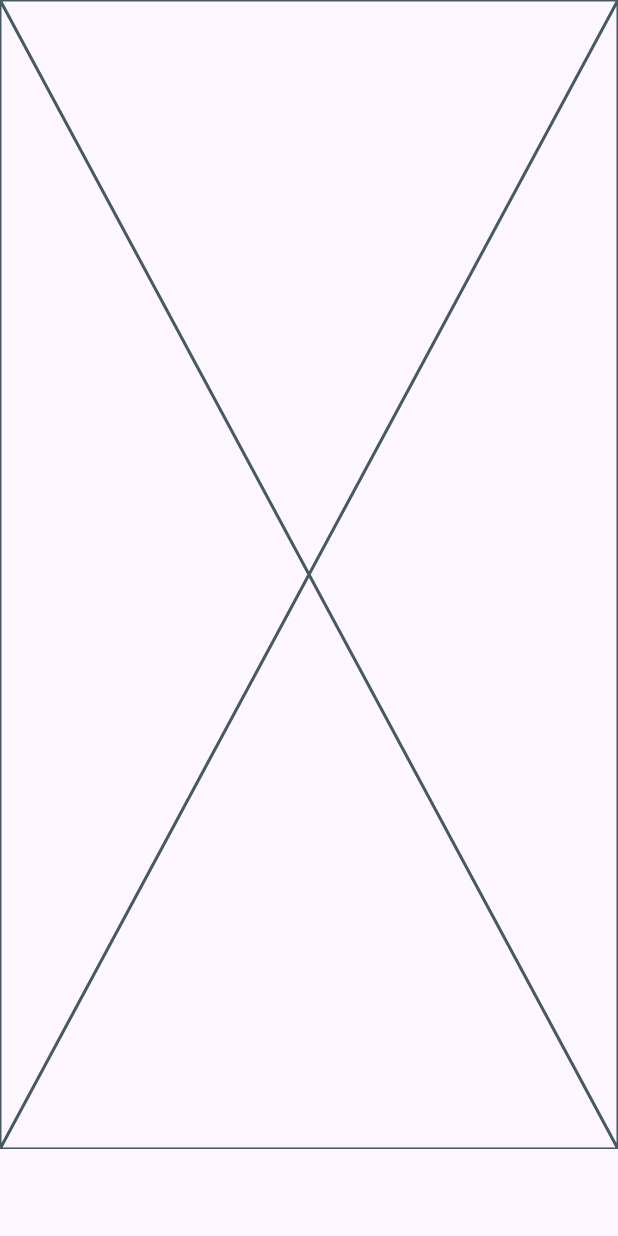
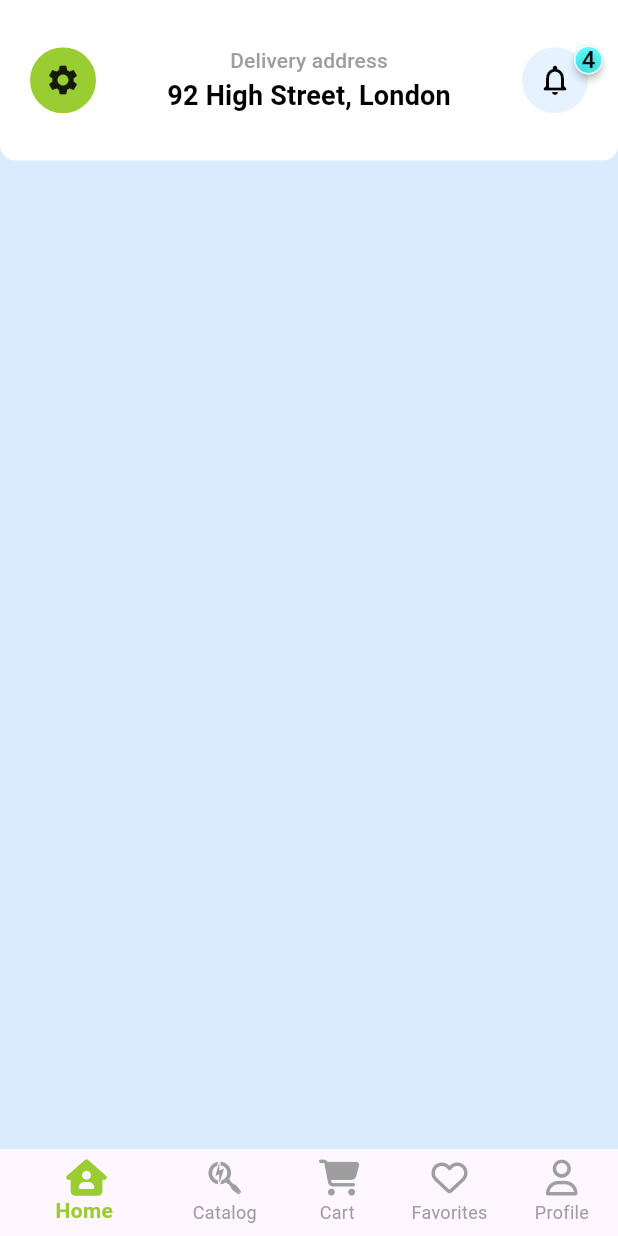
Before and after one commit to DevAdedoyin/gadget_store, a Flutter app: the screen it shows after launch, on a phone screen of 412 x 824 dp. Run offline on Flutter 3.47's test engine with Material 3 defaults, Android fonts, the phone set to English and light mode, and no system bars; drawn by our look-alikes of badges; our stand-ins replace flutter_riverpod, font_awesome_flutter, go_router, google_fonts; Roboto replaces fonts that are missing (Poppins).

Commit message:
Dashboard bottom nav and theming completed

```diff
--- a/lib/constants/colors.dart
+++ b/lib/constants/colors.dart
@@ -2,6 +2,10 @@ import 'package:flutter/material.dart';
 
 class AppColors {
   static Color primaryColor = Colors.black;
+  static Color greyColor = Colors.grey;
   static Color secondaryColor = const Color.fromRGBO(204, 229, 255, 0.5);
-  static Color tertiaryColor = const Color.fromRGBO(153, 255, 51, 0.7);
+  static Color tertiaryColor = const Color.fromRGBO(154, 205, 50, 1);
+   static Color metaIconColor =  const Color.fromRGBO(0, 255, 255, 0.6);
+  static Color cambridgeBlue =  const Color.fromRGBO(163, 193, 173, 1);
+  //
 }
--- a/lib/constants/gap_sizes.dart
+++ b/lib/constants/gap_sizes.dart
@@ -1,9 +1,9 @@
 class GapSizes {
-  static const smallestGap = 5;
-  static const smallerGap = 10;
-  static const smallGap = 15;
-  static const mediumGap = 20;
-  static const bigGap = 25;
-  static const biggerGap = 30;
-  static const biggestGap = 35;
+  static const smallestGap = 5.0;
+  static const smallerGap = 10.0;
+  static const smallGap = 15.0;
+  static const mediumGap = 20.0;
+  static const bigGap = 25.0;
+  static const biggerGap = 30.0;
+  static const biggestGap = 35.0;
 }
--- a/lib/main.dart
+++ b/lib/main.dart
@@ -4,13 +4,14 @@ import 'package:flutter_riverpod/flutter_riverpod.dart';
 import 'package:gadget_store/routing/go_router_provider.dart';
 import 'package:gadget_store/screens/dashboard/dashboard_screen.dart';
 import 'package:gadget_store/screens/splash_screen.dart';
+import 'package:gadget_store/themes/theme.dart';
 
 void main() {
+  WidgetsFlutterBinding.ensureInitialized();
+
   SystemChrome.setPreferredOrientations([
     DeviceOrientation.portraitUp,
   ]);
-
-  WidgetsFlutterBinding.ensureInitialized();
 
   runApp(const ProviderScope(child: GadgetStoreApp()));
 }
@@ -23,15 +24,11 @@ class GadgetStoreApp extends StatelessWidget {
   Widget build(BuildContext context) {
     return MaterialApp.router(
       title: 'Gadget Store',
-      theme: ThemeData(
-        colorScheme: ColorScheme.fromSeed(seedColor: Colors.deepPurple),
-        useMaterial3: true,
-      ),
       routeInformationParser: goRouter.routeInformationParser,
       routeInformationProvider: goRouter.routeInformationProvider,
       routerDelegate: goRouter.routerDelegate,
       debugShowCheckedModeBanner: false,
-
+      theme: AppTheme.lightTheme,
     );
   }
 }
--- a/lib/screens/dashboard/dashboard_screen.dart
+++ b/lib/screens/dashboard/dashboard_screen.dart
@@ -2,11 +2,12 @@ import 'package:flutter/cupertino.dart';
 import 'package:flutter/material.dart';
 import 'package:flutter_riverpod/flutter_riverpod.dart';
 import 'package:font_awesome_flutter/font_awesome_flutter.dart';
+import 'package:gadget_store/constants/colors.dart';
 import 'package:gadget_store/repository/bottom_tab_repo.dart';
 import 'package:gadget_store/screens/dashboard/dashboard_tabs/cart.dart';
 import 'package:gadget_store/screens/dashboard/dashboard_tabs/catalog.dart';
 import 'package:gadget_store/screens/dashboard/dashboard_tabs/favorites.dart';
-import 'package:gadget_store/screens/dashboard/dashboard_tabs/home_tab.dart';
+import 'package:gadget_store/screens/dashboard/dashboard_tabs/home_tab/home_tab.dart';
 import 'package:gadget_store/screens/dashboard/dashboard_tabs/profile.dart';
 
 class DashboardScreen extends ConsumerStatefulWidget {
@@ -17,8 +18,7 @@ class DashboardScreen extends ConsumerStatefulWidget {
 }
 
 class _DashboardScreenState extends ConsumerState<DashboardScreen> {
-
-   final List<Widget> dashboardTabs = const [
+  final List<Widget> dashboardTabs = const [
     HomeTab(),
     CatalogTab(),
     CartTab(),
@@ -28,16 +28,30 @@ class _DashboardScreenState extends ConsumerState<DashboardScreen> {
 
   @override
   Widget build(BuildContext context) {
-
     final bottomNavTab = ref.watch(tabIndex);
+    TextTheme textTheme = Theme.of(context).textTheme;
 
     return Scaffold(
       body: dashboardTabs[bottomNavTab],
       bottomNavigationBar: BottomNavigationBar(
+        onTap: (index) {
+          ref.read(tabIndex.notifier).state = index;
+        },
+        currentIndex: bottomNavTab,
+        selectedIconTheme: IconThemeData(color: AppColors.tertiaryColor),
+        unselectedIconTheme: IconThemeData(color: AppColors.greyColor),
+        showUnselectedLabels: true,
+        showSelectedLabels: true,
+        selectedItemColor:  AppColors.tertiaryColor,
+        unselectedItemColor: AppColors.greyColor,
+        elevation: 0,
+        selectedLabelStyle: const TextStyle(color: Colors.black, fontWeight: FontWeight.bold),
+        unselectedLabelStyle: TextStyle(color: AppColors.greyColor),
         items: const [
           BottomNavigationBarItem(
             icon: Icon(FontAwesomeIcons.houseUser),
             label: "Home",
+
           ),
           BottomNavigationBarItem(
             icon: Icon(FontAwesomeIcons.searchengin),
--- a/lib/screens/dashboard/dashboard_tabs/home_tab.dart
+++ b/lib/screens/dashboard/dashboard_tabs/home_tab/home_tab.dart
@@ -1,5 +1,7 @@
 import 'package:flutter/cupertino.dart';
+import 'package:flutter/material.dart';
 import 'package:flutter_riverpod/flutter_riverpod.dart';
+import 'package:gadget_store/screens/dashboard/dashboard_tabs/home_tab/home_tab_upper_sector.dart';
 
 class HomeTab extends ConsumerStatefulWidget {
   const HomeTab({super.key});
@@ -11,6 +13,10 @@ class HomeTab extends ConsumerStatefulWidget {
 class _CartTabState extends ConsumerState<HomeTab> {
   @override
   Widget build(BuildContext context) {
-    return const Placeholder();
+    return  const Scaffold(
+      body: SingleChildScrollView(child: Column(children: [
+        HomeTabTop()
+      ],),),
+    );
   }
 }
--- /dev/null
+++ b/lib/screens/dashboard/dashboard_tabs/home_tab/home_tab_upper_sector.dart
@@ -0,0 +1,63 @@
+import 'package:flutter/cupertino.dart';
+import 'package:flutter/material.dart';
+import 'package:badges/badges.dart' as badges;
+import 'package:gadget_store/constants/colors.dart';
+import 'package:gadget_store/constants/gap_sizes.dart';
+
+class HomeTabTop extends StatelessWidget {
+  const HomeTabTop({super.key});
+
+  @override
+  Widget build(BuildContext context) {
+    TextTheme textTheme = Theme.of(context).textTheme;
+    return Container(
+      padding: const EdgeInsets.symmetric(
+          horizontal: GapSizes.mediumGap, vertical: GapSizes.biggerGap),
+      decoration: const BoxDecoration(
+        color: Colors.white,
+        borderRadius: BorderRadius.only(
+          bottomRight: Radius.circular(10),
+          bottomLeft: Radius.circular(10),
+        ),
+      ),
+      child: Column(
+        children: [
+          Row(
+            mainAxisAlignment: MainAxisAlignment.spaceBetween,
+            children: [
+              ClipOval(
+                  child: Container(
+                      padding: EdgeInsets.all(10),
+                      color: AppColors.tertiaryColor,
+                      child: const Icon(Icons.settings))),
+              Column(
+                children: [
+                  Text("Delivery address", style: textTheme.labelLarge),
+                  Text("92 High Street, London", style: textTheme.titleMedium)
+                ],
+              ),
+              badges.Badge(
+                badgeStyle: badges.BadgeStyle(
+                  badgeColor: AppColors.metaIconColor,
+                  borderSide: BorderSide(
+                      color: Colors.white, style: BorderStyle.solid, width: 1),
+                ),
+                badgeContent: Text('4'),
+                child: ClipOval(
+                  child: Container(
+                    color: AppColors.secondaryColor,
+                    padding: const EdgeInsets.all(10),
+                    child: const Icon(
+                      Icons.notifications_none_rounded,
+                      color: Colors.black,
+                    ),
+                  ),
+                ),
+              )
+            ],
+          )
+        ],
+      ),
+    );
+  }
+}
--- a/lib/themes/theme.dart
+++ b/lib/themes/theme.dart
@@ -1,5 +1,7 @@
 import 'package:flutter/material.dart';
 import 'package:gadget_store/themes/text_theme.dart';
+
+import '../constants/colors.dart';
 
 
 class AppTheme {
@@ -9,8 +11,9 @@ class AppTheme {
     useMaterial3: true,
     fontFamily: 'Poppins',
     brightness: Brightness.light,
-    primaryColor: Colors.green[900],
-    scaffoldBackgroundColor: Colors.white,
+    // primaryColor: AppColors.primaryColor,
+    // backgroundColor: AppColors.secondaryColor,
+    scaffoldBackgroundColor:  AppColors.secondaryColor,
     textTheme: AppTextTheme.lightTextTheme,
     // elevatedButtonTheme: ElevatedButtonThemes.lightElevatedButtonTheme,
     // appBarTheme: AppbarTheme.lightAppBarTheme,
--- a/pubspec.yaml
+++ b/pubspec.yaml
@@ -43,6 +43,7 @@ dependencies:
   get: ^4.6.6
   carousel_slider: ^5.0.0
   awesome_bottom_bar: ^1.2.4
+  badges: ^3.1.2
 
 dev_dependencies:
   flutter_test:
```
Also changed, not shown: lib/themes/text_theme.dart (+6 -63 lines), lib/screens/dashboard/dashboard_tabs/home_tab/home_tab_lower_sector.dart (added), pubspec.lock.
